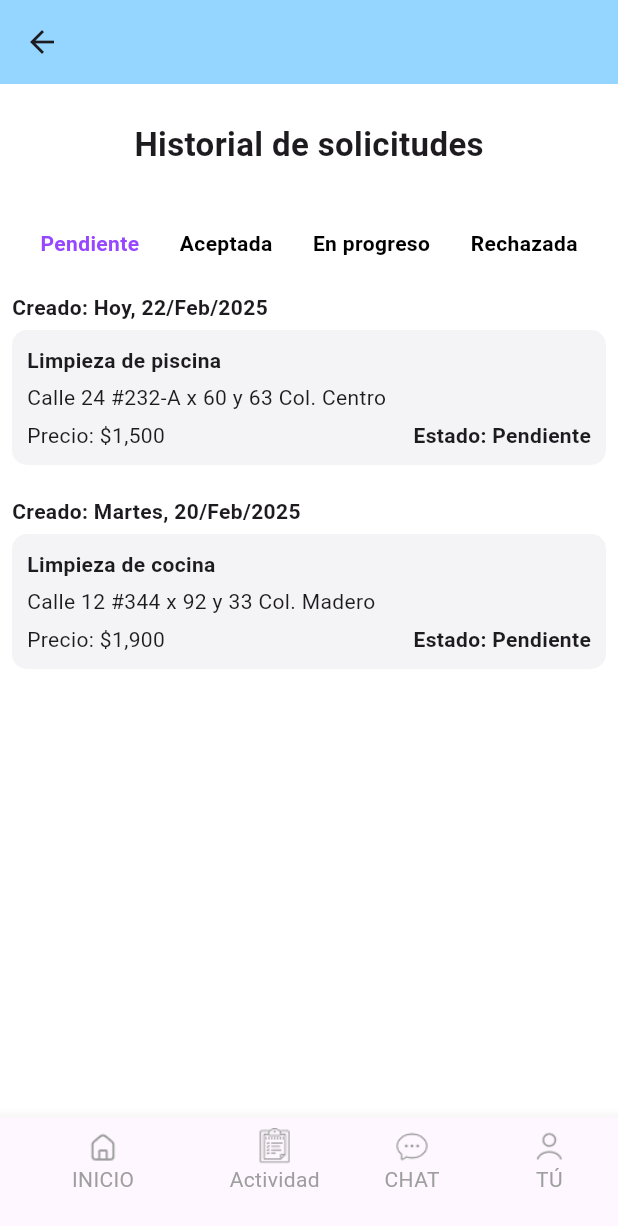
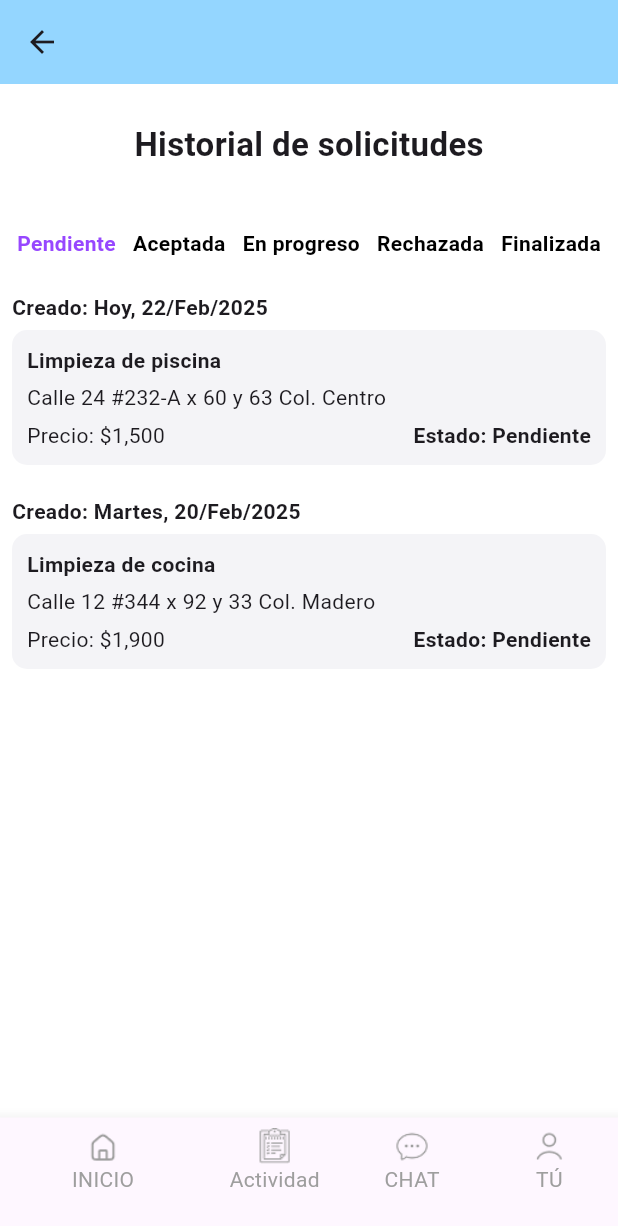
Before and after one commit to CristianCenxd/Design-CleanYa, a Flutter app: the HistorialSoliScreen screen opened directly, on a phone screen of 412 x 824 dp. Shown: the top 1226 px of the screen. Run offline on Flutter 3.47's test engine with Material 3 defaults, Android fonts, the phone set to English and light mode, and no system bars.

Commit message:
Solo es el diseño

```diff
--- a/lib/actividad.dart
+++ b/lib/actividad.dart
@@ -3,6 +3,7 @@ import 'chats.dart';
 import 'principal.dart';
 import 'tu.dart';
 import 'chat.dart';
+import 'evidencia.dart'; // Asegúrate de que la ruta esté correcta
 
 class HistorialSoliScreen extends StatefulWidget {
   @override
@@ -30,6 +31,10 @@ class _HistorialSoliScreenState extends State<HistorialSoliScreen> {
       {"titulo": "Limpieza de jardín", "ubicacion": "Calle 24 #232-A x 60 y 63 Col. Centro", "precio": "\$1,500", "fecha": "Ayer, 21/Feb/2025"},
       {"titulo": "Limpieza de cochera", "ubicacion": "Calle 12 #344 x 92 y 33 Col. Madero", "precio": "\$1,900", "fecha": "Martes, 20/Feb/2025"},
     ],
+    "Finalizada": [
+      {"titulo": "Limpieza de cocina", "ubicacion": "Calle 24 #232-A x 60 y 63 Col. Centro", "precio": "\$1,800", "fecha": "Ayer, 21/Feb/2025"},
+      {"titulo": "Limpieza de cuarto", "ubicacion": "Calle 12 #344 x 92 y 33 Col. Madero", "precio": "\$1,202", "fecha": "Martes, 20/Feb/2025"},
+    ],
   };
 
   @override
@@ -46,7 +51,7 @@ class _HistorialSoliScreenState extends State<HistorialSoliScreen> {
           SizedBox(height: 40),
           Row(
             mainAxisAlignment: MainAxisAlignment.spaceEvenly,
-            children: ["Pendiente", "Aceptada", "En progreso", "Rechazada"].map((estado) {
+            children: ["Pendiente", "Aceptada", "En progreso", "Rechazada", "Finalizada"].map((estado) {
               return GestureDetector(
                 onTap: () {
                   setState(() {
@@ -106,19 +111,19 @@ class _HistorialSoliScreenState extends State<HistorialSoliScreen> {
                     Text("Estado: $estadoSeleccionado", style: TextStyle(fontWeight: FontWeight.bold)),
                   ],
                 ),
-                if (servicio.containsKey("aclaracion"))
+                if (estadoSeleccionado == "Finalizada") // Verifica si el estado es Finalizada
                   Align(
                     alignment: Alignment.centerRight,
                     child: GestureDetector(
                       onTap: () {
-                        setState(() {
-                          _isDetailsVisible = !_isDetailsVisible;
-                        });
+                        Navigator.push(
+                          context,
+                          MaterialPageRoute(builder: (context) => EvidenciaScreen()), // Navega a la pantalla de evidencia
+                        );
                       },
                       child: Text(
-                        servicio["aclaracion"]!,
-                        textAlign: TextAlign.right,
-                        style: TextStyle(fontWeight: FontWeight.bold),
+                        "¿Desea agregar un comentario o evidencia?",
+                        style: TextStyle(fontWeight: FontWeight.bold, color: Colors.blue),
                       ),
                     ),
                   ),
--- a/lib/solicitud.dart
+++ b/lib/solicitud.dart
@@ -107,7 +107,8 @@ Widget build(BuildContext context) {
             ),
             SizedBox(height: 10),
             Text(
-              'Limpieza rápida del área del comedor, garantizando un ambiente libre de polvo y residuos.',
+              'Limpieza rápida del área del comedor, garantizando un ambiente libre de polvo y residuos.\n'
+              'De Lunes a viernes de 8:00 a.m - 8:00 p.m',
               style: TextStyle(fontSize: 16),
             ),
             SizedBox(height: 10),
```
Also changed, not shown: lib/evidencia.dart (added, +79 -0 lines). Lines whose indentation alone changed are shown as unchanged.
